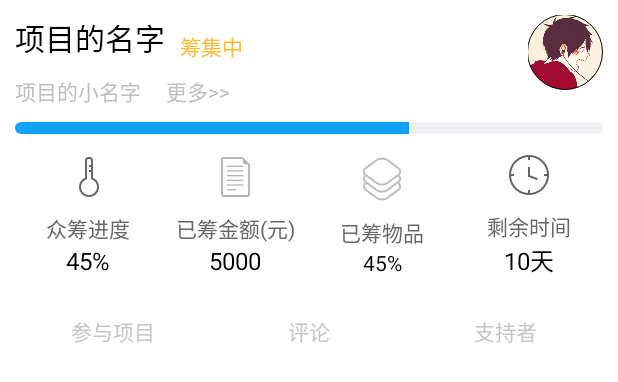
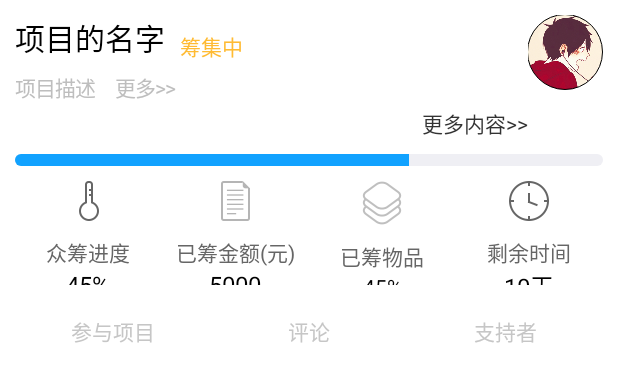
Before and after one commit to globalways/Choume-Android, an Android app: the layout layout_chou_header.xml on its own in the app's theme, with its tools: preview values and no code run, on a phone screen of 412 x 824 dp. Shown: the top 382 px of the screen. Run offline under Robolectric (Android 15) with nearby library versions, the phone set to English and light mode, and no system bars.

Commit message:
修改项目详情展示方式

```diff
--- /dev/null
+++ b/choume/src/main/java/com/shichai/www/choume/view/JustifyTextView.java
@@ -0,0 +1,86 @@
+package com.shichai.www.choume.view;
+
+import android.content.Context;
+import android.graphics.Canvas;
+import android.text.Layout;
+import android.text.StaticLayout;
+import android.text.TextPaint;
+import android.util.AttributeSet;
+import android.widget.TextView;
+
+/**
+ * Created by ccheng on 3/18/14.
+ */
+public class JustifyTextView extends TextView {
+
+    private int mLineY;
+    private int mViewWidth;
+
+    public JustifyTextView(Context context, AttributeSet attrs) {
+        super(context, attrs);
+    }
+
+    @Override
+    protected void onLayout(boolean changed, int left, int top, int right, int bottom) {
+        super.onLayout(changed, left, top, right, bottom);
+    }
+
+    @Override
+    protected void onDraw(Canvas canvas) {
+        TextPaint paint = getPaint();
+        paint.setColor(getCurrentTextColor());
+        paint.drawableState = getDrawableState();
+        mViewWidth = getMeasuredWidth();
+        String text = (String) getText();
+        mLineY = 0;
+        mLineY += getTextSize();
+        Layout layout = getLayout();
+        for (int i = 0; i < layout.getLineCount(); i++) {
+            int lineStart = layout.getLineStart(i);
+            int lineEnd = layout.getLineEnd(i);
+            String line = text.substring(lineStart, lineEnd);
+
+            float width = StaticLayout.getDesiredWidth(text, lineStart, lineEnd, getPaint());
+            if (needScale(line)) {
+                drawScaledText(canvas, lineStart, line, width);
+            } else {
+                canvas.drawText(line, 0, mLineY, paint);
+            }
+
+            mLineY += getLineHeight();
+        }
+    }
+
+    private void drawScaledText(Canvas canvas, int lineStart, String line, float lineWidth) {
+        float x = 0;
+        if (isFirstLineOfParagraph(lineStart, line)) {
+            String blanks = "  ";
+            canvas.drawText(blanks, x, mLineY, getPaint());
+            float bw = StaticLayout.getDesiredWidth(blanks, getPaint());
+            x += bw;
+
+            line = line.substring(3);
+        }
+
+        float d = (mViewWidth - lineWidth) / line.length() - 1;
+        for (int i = 0; i < line.length(); i++) {
+            String c = String.valueOf(line.charAt(i));
+            float cw = StaticLayout.getDesiredWidth(c, getPaint());
+            canvas.drawText(c, x, mLineY, getPaint());
+            x += cw + d;
+        }
+    }
+
+    private boolean isFirstLineOfParagraph(int lineStart, String line) {
+        return line.length() > 3 && line.charAt(0) == ' ' && line.charAt(1) == ' ';
+    }
+
+    private boolean needScale(String line) {
+        if (line.length() == 0) {
+            return false;
+        } else {
+            return line.charAt(line.length() - 1) != '\n';
+        }
+    }
+
+}
--- /dev/null
+++ b/choume/src/main/res/color/selector_chou_detail_desc.xml
@@ -0,0 +1,7 @@
+<?xml version="1.0" encoding="utf-8"?>
+<selector xmlns:android="http://schemas.android.com/apk/res/android">
+
+    <item android:state_pressed="true" android:color="@color/blue"></item>
+    <item android:state_pressed="false" android:color="@color/cmblack_333333"></item>
+
+</selector>
--- a/choume/src/main/res/layout/layout_chou_header.xml
+++ b/choume/src/main/res/layout/layout_chou_header.xml
@@ -33,15 +33,28 @@
             android:layout_toRightOf="@id/tvProjectName"
             />
 
-        <TextView
+        <com.shichai.www.choume.view.JustifyTextView
             android:layout_marginTop="10dp"
+            android:layout_marginRight="28dp"
             android:layout_width="wrap_content"
             android:layout_height="wrap_content"
-            android:text="项目的小名字     更多>>"
+            android:text="项目描述     更多>>"
             android:id="@+id/tvProjectDesc"
             android:layout_below="@+id/tvProjectName"
+            android:ellipsize="end"
+            android:maxLines="2"
             android:layout_alignParentLeft="true"
             android:layout_alignParentStart="true" />
+
+        <TextView
+            android:id="@+id/tvDescMore"
+            android:layout_marginRight="50dp"
+            android:layout_alignParentRight="true"
+            android:layout_below="@id/tvProjectDesc"
+            android:textColor="@color/selector_chou_detail_desc"
+            android:text="更多内容>>"
+            android:layout_width="wrap_content"
+            android:layout_height="wrap_content" />
 
         <com.shichai.www.choume.view.CircleImageView
             android:src="@mipmap/test_head"
@@ -59,7 +72,7 @@
             android:layout_width="match_parent"
             android:layout_height="wrap_content"
             android:id="@+id/progressBar"
-            android:layout_below="@+id/tvProjectDesc"
+            android:layout_below="@id/tvDescMore"
             android:layout_alignLeft="@+id/tvProjectDesc"
             android:layout_alignStart="@+id/tvProjectDesc" />
 
--- a/settings.gradle
+++ b/settings.gradle
@@ -1 +1 @@
-include ':choume'
+include ':choume', ':IMKit'
```
Also changed, not shown: choume/src/main/AndroidManifest.xml (+38 -61 lines), choume/src/main/java/com/shichai/www/choume/activity/chou/ChouDescMore.java (added, +106 -0 lines), choume/src/main/java/com/shichai/www/choume/activity/chou/ChouDetailActivity.java (+12 -11 lines), choume/src/main/java/com/shichai/www/choume/adapter/ProjectDetailAdapter.java (+4 -3 lines), choume/src/main/res/layout/activity_chou_desc_more.xml (added, +27 -0 lines), 1 other file.
